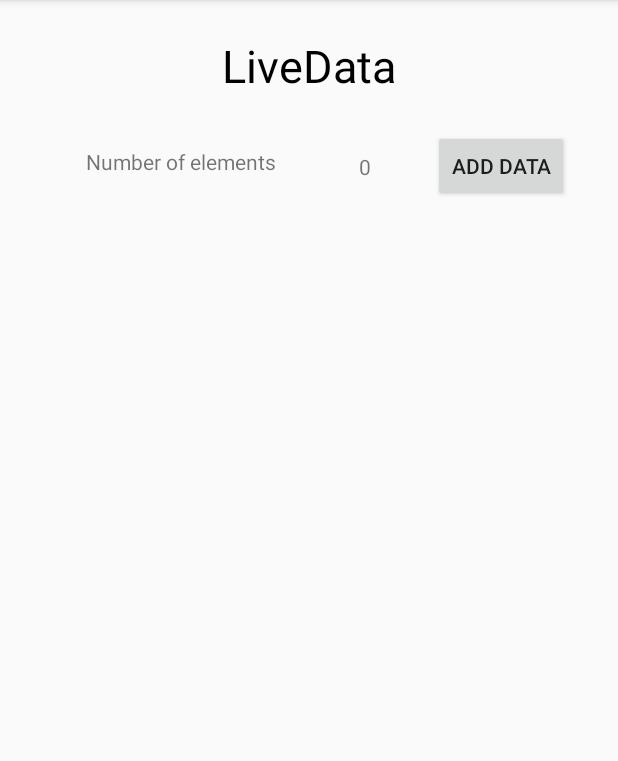
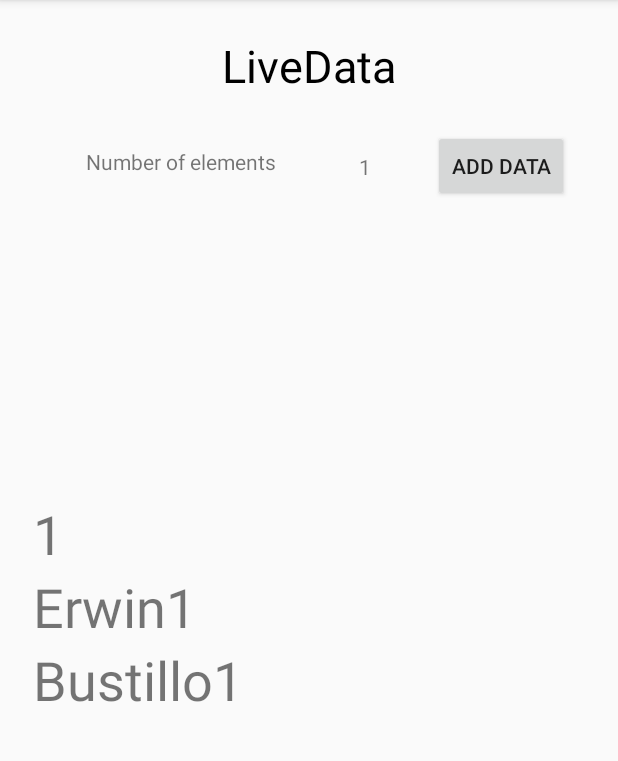
Before and after one commit to ErwinBustillo/ArchitectureRoom, an Android app: the screen it shows after launch (MainActivity), after a tap on "ADD DATA", on a phone screen of 412 x 824 dp, the part 84-845 px from its top. Run offline under Robolectric (Android 15) with nearby library versions, the phone set to English and light mode, and no system bars; our stand-ins replace Room's generated code.

Commit message:
finished week 6 with single app with SQL lite management by Room arquitecture

```diff
--- a/app/src/main/java/com/uninorte/roomdata/architectureroom/BasicApp.java
+++ /dev/null
@@ -1,11 +0,0 @@
-package com.uninorte.roomdata.architectureroom;
-
-
-import android.app.Application;
-
-public class BasicApp extends Application{
-
-    public AppDatabase getDatabase(){
-        return AppDatabase.getInstance(this);
-    }
-}
--- a/app/src/main/java/com/uninorte/roomdata/architectureroom/MainActivity.java
+++ b/app/src/main/java/com/uninorte/roomdata/architectureroom/MainActivity.java
@@ -43,6 +43,6 @@ public class MainActivity extends AppCompatActivity {
     }
 
     public void onClickAdd(View view) {
-
+        model.addUser(new User(data.size()+1,"Erwin"+(data.size()+1),"Bustillo"+(data.size()+1)));
     }
 }
--- a/app/src/main/java/com/uninorte/roomdata/architectureroom/UserRecyclerViewAdapter.java
+++ b/app/src/main/java/com/uninorte/roomdata/architectureroom/UserRecyclerViewAdapter.java
@@ -36,6 +36,7 @@ public class UserRecyclerViewAdapter extends RecyclerView.Adapter<UserRecyclerVi
     public void onBindViewHolder(UserRecyclerViewAdapter.ViewHolder holder, int position) {
         holder.textoId.setText(data.get(position).getUid()+"");
         holder.textoNombre.setText(data.get(position).getFirstName()+"");
+        holder.textoApellido.setText(data.get(position).getLastName()+"");
     }
 
     @Override
--- a/app/src/main/java/com/uninorte/roomdata/architectureroom/viewmodel/UserViewModel.java
+++ b/app/src/main/java/com/uninorte/roomdata/architectureroom/viewmodel/UserViewModel.java
@@ -3,16 +3,13 @@ package com.uninorte.roomdata.architectureroom.viewmodel;
 import android.app.Application;
 import android.arch.lifecycle.AndroidViewModel;
 import android.arch.lifecycle.LiveData;
+import android.os.AsyncTask;
 import android.support.annotation.NonNull;
 
 import com.uninorte.roomdata.architectureroom.AppDatabase;
 import com.uninorte.roomdata.architectureroom.entity.User;
 
 import java.util.List;
-
-/**
- * Created by erwin on 3/4/2018.
- */
 
 public class UserViewModel extends AndroidViewModel {
     private AppDatabase appDatabase;
@@ -28,5 +25,19 @@ public class UserViewModel extends AndroidViewModel {
 
     public LiveData<List<User>> getUsers(){return data;}
 
+    public void addUser(User user){
+        new AddItemTask().execute(user); // la ejecuta
+    }
+
+    // tarea asyncrona que escribe en el dao e inserta el usuario
+    private class AddItemTask extends AsyncTask<User, Void, Void>{
+
+        @Override
+        protected Void doInBackground(User... item) {
+            appDatabase.userDao().insert(item[0]);
+            return null;
+        }
+    }
+
 
 }
--- a/app/src/main/res/layout/row_user.xml
+++ b/app/src/main/res/layout/row_user.xml
@@ -2,17 +2,26 @@
 <LinearLayout xmlns:android="http://schemas.android.com/apk/res/android"
     android:orientation="vertical"
     android:layout_width="match_parent"
-    android:layout_height="match_parent">
+    android:layout_height="200dp">
+
     <TextView
         android:id="@+id/textoId"
         android:layout_width="wrap_content"
-        android:layout_height="wrap_content" />
+        android:layout_height="wrap_content"
+        android:text="id"
+        android:textSize="36sp" />
+
     <TextView
         android:id="@+id/textoNombre"
         android:layout_width="wrap_content"
-        android:layout_height="wrap_content" />
+        android:layout_height="wrap_content"
+        android:text="name"
+        android:textSize="36sp" />
+
     <TextView
         android:id="@+id/textoApellido"
         android:layout_width="wrap_content"
-        android:layout_height="wrap_content" />
+        android:layout_height="wrap_content"
+        android:text="apellido"
+        android:textSize="36sp" />
 </LinearLayout>
```
